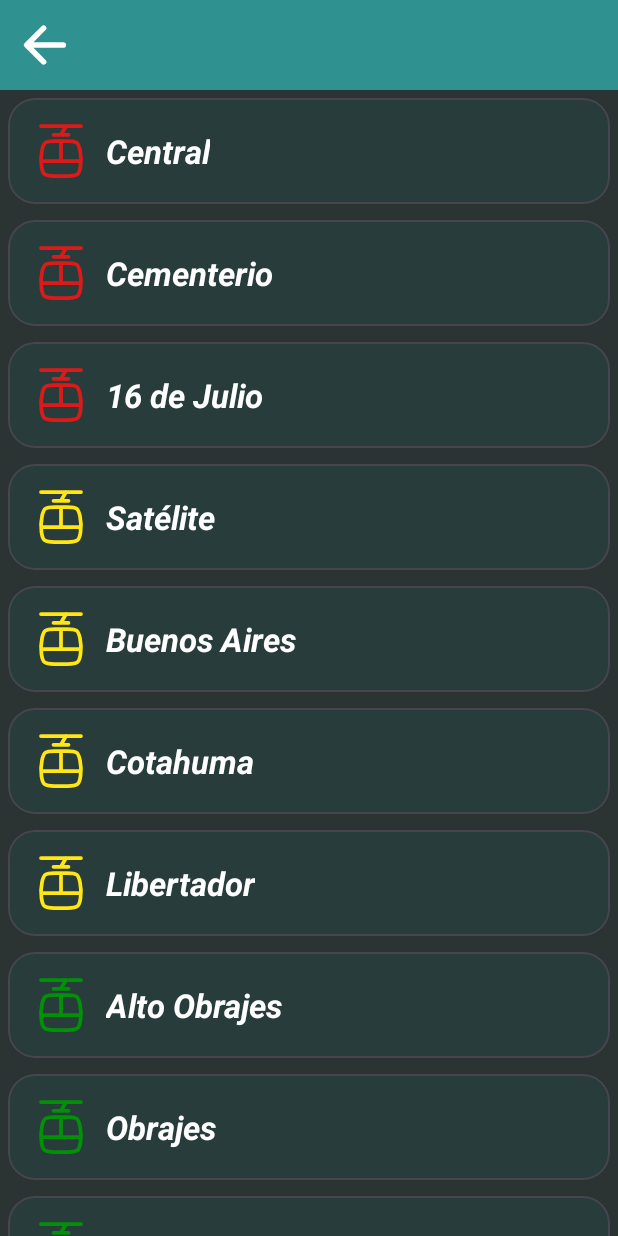
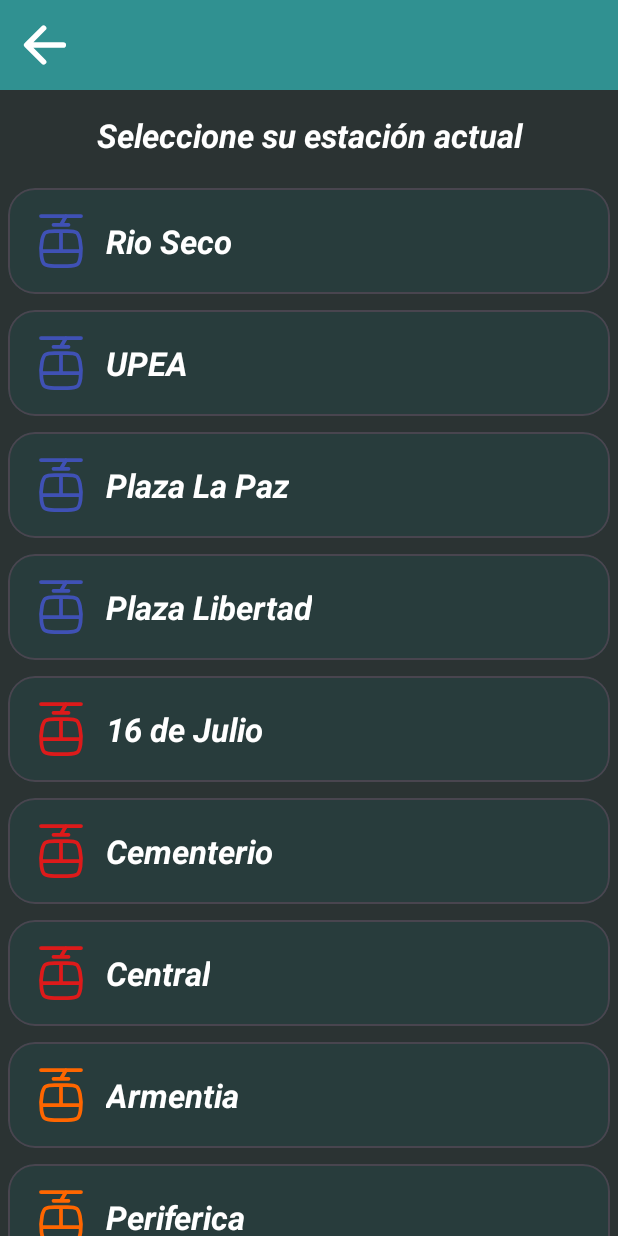
Before and after one commit to LeonardoVNC/SkyLinkApp, an Android app: the SelectTerminalActivity screen opened directly, with no data from a screen before it, on a phone screen of 412 x 824 dp. Run offline under Robolectric (Android 15) with nearby library versions, the phone set to English and light mode, and no system bars.

Commit message:
Progreso en la selección de estaciones, aun es necesario implementar la lógica de optimización.

```diff
--- /dev/null
+++ b/app/src/main/java/com/example/skylink/OnStationClickListener.kt
@@ -0,0 +1,5 @@
+package com.example.skylink
+
+interface OnStationClickListener {
+    fun onItemClick(input: Int)
+}
--- a/app/src/main/java/com/example/skylink/SelectTerminalActivity.kt
+++ b/app/src/main/java/com/example/skylink/SelectTerminalActivity.kt
@@ -6,9 +6,12 @@
 import com.example.skylink.dataClasses.Estacion
 import com.example.skylink.databinding.ActivitySelectTerminalBinding
 
-class SelectTerminalActivity : BaseActivity() {
+class SelectTerminalActivity : BaseActivity(), OnStationClickListener {
     private lateinit var binding: ActivitySelectTerminalBinding
-    private val recyclerTerminalAdapter by lazy { EstacionesAdapter() }
+    private val recyclerTerminalAdapter by lazy { EstacionesAdapter(this) }
+    private var begin: Boolean = true
+    private var inputBegin: Int = -1
+    private var inputEnd: Int = -1
 
     override fun onCreate(savedInstanceState: Bundle?) {
         super.onCreate(savedInstanceState)
@@ -17,38 +20,68 @@
         setContentView(view)
         setUpRecyclerView()
 
-        binding.terminalButtonBack.setOnClickListener{onBackPressed()}
+        binding.terminalButtonBack.setOnClickListener{
+            if (begin) {
+                onBackPressed()
+            } else {
+                setBeginInput()
+            }
+        }
+
+    }
+
+    override fun onItemClick(input: Int) {
+        if (begin) {
+            inputBegin = input
+            setEndInput()
+        } else {
+            inputEnd = input
+            //TODO iniciar el cálculo de los grafos
+            println("Se debería dar inicio a Dijkstra con los nodos $inputBegin y $inputEnd")
+        }
+    }
+
+    private fun setBeginInput () {
+        inputBegin = -1
+        begin = true
+        binding.terminalDescription.text = getString(R.string.terminal_text_begin)
+    }
+
+    private fun setEndInput () {
+        inputEnd = -1
+        begin = false
+        binding.terminalDescription.text = getString(R.string.terminal_text_end)
     }
 
     //Función que carga todos los items del RecyclerView
     private fun setUpRecyclerView() {
         val listaDeDatos = mutableListOf(
-            Estacion(nombre = "Central", color = R.color.roja),
-            Estacion(nombre = "Cementerio", color = R.color.roja),
-            Estacion(nombre = "16 de Julio", color = R.color.roja),
-            Estacion(nombre = "Satélite", color = R.color.amarilla),
-            Estacion(nombre = "Buenos Aires", color = R.color.amarilla),
-            Estacion(nombre = "Cotahuma", color = R.color.amarilla),
-            Estacion(nombre = "Libertador", color = R.color.amarilla),
-            Estacion(nombre = "Alto Obrajes", color = R.color.verde),
-            Estacion(nombre = "Obrajes", color = R.color.verde),
-            Estacion(nombre = "Irpavi", color = R.color.verde),
-            Estacion(nombre = "Armentia", color = R.color.naranja),
-            Estacion(nombre = "Periferica", color = R.color.naranja),
-            Estacion(nombre = "Villarroel", color = R.color.blanca),
-            Estacion(nombre = "Busch", color = R.color.blanca),
-            Estacion(nombre = "Triangular", color = R.color.blanca),
-            Estacion(nombre = "Del Poeta", color = R.color.celeste),
-            Estacion(nombre = "El Prado", color = R.color.celeste),
-            Estacion(nombre = "Teatro al Aire Libre", color = R.color.celeste),
-            Estacion(nombre = "Las Villas", color = R.color.cafe),
-            Estacion(nombre = "6 de Marzo", color = R.color.morada),
-            Estacion(nombre = "Faro Murillo", color = R.color.morada),
-            Estacion(nombre = "Obelisco", color = R.color.morada),
-            Estacion(nombre = "Plaza Libertad", color = R.color.azul),
-            Estacion(nombre = "Plaza La Paz", color = R.color.azul),
-            Estacion(nombre = "UPEA", color = R.color.azul),
-            Estacion(nombre = "Rio Seco", color = R.color.azul)
+            Estacion(nombre = "Rio Seco", color = R.color.azul,0),
+            Estacion(nombre = "UPEA", color = R.color.azul,1),
+            Estacion(nombre = "Plaza La Paz", color = R.color.azul, 2),
+            Estacion(nombre = "Plaza Libertad", color = R.color.azul, 3),
+            Estacion(nombre = "16 de Julio", color = R.color.roja, 4),
+            Estacion(nombre = "Cementerio", color = R.color.roja, 5),
+            Estacion(nombre = "Central", color = R.color.roja, 6),
+            Estacion(nombre = "Armentia", color = R.color.naranja, 7),
+            Estacion(nombre = "Periferica", color = R.color.naranja, 8),
+            Estacion(nombre = "Villarroel", color = R.color.blanca, 9),
+            Estacion(nombre = "Busch", color = R.color.blanca, 10),
+            Estacion(nombre = "Triangular", color = R.color.blanca, 11),
+            Estacion(nombre = "Del Poeta", color = R.color.celeste, 12),
+            Estacion(nombre = "Las Villas", color = R.color.cafe, 13),
+            Estacion(nombre = "El Prado", color = R.color.celeste, 14),
+            Estacion(nombre = "Teatro al Aire Libre", color = R.color.celeste, 15),
+            Estacion(nombre = "Libertador", color = R.color.amarilla, 16),
+            Estacion(nombre = "Alto Obrajes", color = R.color.verde, 17),
+            Estacion(nombre = "Obrajes", color = R.color.verde, 18),
+            Estacion(nombre = "Irpavi", color = R.color.verde, 19),
+            Estacion(nombre = "Sopocachi", color = R.color.amarilla, 20),
+            Estacion(nombre = "Buenos Aires", color = R.color.amarilla, 21),
+            Estacion(nombre = "Mirador", color = R.color.amarilla, 22),
+            Estacion(nombre = "6 de Marzo", color = R.color.morada, 23),
+            Estacion(nombre = "Faro Murillo", color = R.color.morada, 24),
+            Estacion(nombre = "Obelisco", color = R.color.morada, 25),
         )
         recyclerTerminalAdapter.addDataToList(listaDeDatos)
         binding.terminalRecycler.apply() {
--- a/app/src/main/java/com/example/skylink/adapters/EstacionesAdapter.kt
+++ b/app/src/main/java/com/example/skylink/adapters/EstacionesAdapter.kt
@@ -5,10 +5,11 @@
 import android.view.ViewGroup
 import androidx.core.content.ContextCompat
 import androidx.recyclerview.widget.RecyclerView
+import com.example.skylink.OnStationClickListener
 import com.example.skylink.dataClasses.Estacion
 import com.example.skylink.databinding.ItemTerminalBinding
 
-class EstacionesAdapter: RecyclerView.Adapter<EstacionesAdapter.EstacionViewHolder>() {
+class EstacionesAdapter(private val listener: OnStationClickListener): RecyclerView.Adapter<EstacionesAdapter.EstacionViewHolder>() {
     private val datos = mutableListOf<Estacion>()
     private var context: Context?=null
 
@@ -29,6 +30,10 @@
         fun binding(data: Estacion){
             binding.itemTerminalDesc.text = data.nombre
             binding.itemTerminalImage.setColorFilter(ContextCompat.getColor(context!!, data.color))
+            // Configura el listener para el clic
+            binding.root.setOnClickListener {
+                listener.onItemClick(data.inputID) // Suponiendo que 'id' es el int que deseas enviar
+            }
         }
     }
 
--- a/app/src/main/java/com/example/skylink/dataClasses/Estacion.kt
+++ b/app/src/main/java/com/example/skylink/dataClasses/Estacion.kt
@@ -2,5 +2,6 @@
 
 data class Estacion(
     val nombre: String,
-    val color: Int
+    val color: Int,
+    val inputID: Int
 )
--- a/app/src/main/res/layout/activity_select_terminal.xml
+++ b/app/src/main/res/layout/activity_select_terminal.xml
@@ -28,12 +28,24 @@
             app:tint="?attr/editTextColor" />
     </androidx.constraintlayout.widget.ConstraintLayout>
 
-    <!-- Menú superior -->
+    <!-- Texto Descripción -->
+    <TextView
+        android:id="@+id/terminal_description"
+        style="@style/SubtitleText"
+        android:layout_width="match_parent"
+        android:layout_height="wrap_content"
+        android:layout_margin="15dp"
+        app:layout_constraintTop_toBottomOf="@id/terminal_upper_menu"
+        app:layout_constraintBottom_toTopOf="@id/terminal_recycler"
+        android:text="@string/terminal_text_begin"
+        android:gravity="center"/>
+
+    <!-- Contenido Principal -->
     <androidx.recyclerview.widget.RecyclerView
         android:id="@+id/terminal_recycler"
         android:layout_width="match_parent"
         android:layout_height="0dp"
-        app:layout_constraintTop_toBottomOf="@id/terminal_upper_menu"
+        app:layout_constraintTop_toBottomOf="@id/terminal_description"
         app:layout_constraintBottom_toBottomOf="parent">
 
 
--- a/app/src/main/res/values/strings.xml
+++ b/app/src/main/res/values/strings.xml
@@ -14,6 +14,8 @@
     <string name="main_desc_time">Optimizar Tiempo</string>
     <string name="main_desc_price">Optimizar Precio</string>
 
-    <!-- Main Activity -->
+    <!-- Selector de estaciones -->
     <string name="item_terminal_def">Nombre de la estación</string>
+    <string name="terminal_text_begin">Seleccione su estación actual</string>
+    <string name="terminal_text_end">Seleccione su estación objetivo</string>
 </resources>
```
